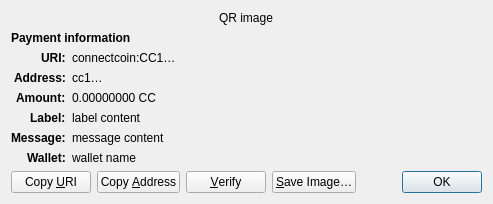
Qt form src/qt/forms/receiverequestdialog.ui (connectcoincrypto/connectcoin) before a commit.
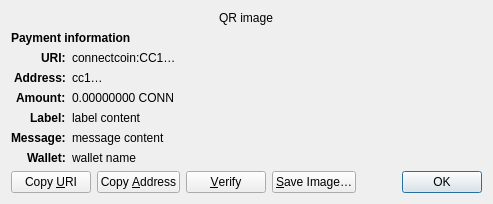
The same form after that commit. Custom widgets are drawn as their Qt base class.

Commit message: Rename ConnectCoin currency ticker from CC to CONN

```diff
--- a/src/qt/forms/receiverequestdialog.ui
+++ b/src/qt/forms/receiverequestdialog.ui
@@ -126,7 +126,7 @@
    <item row="4" column="1" alignment="Qt::AlignTop">
     <widget class="QLabel" name="amount_content">
      <property name="text">
-      <string notr="true">0.00000000 CC</string>
+      <string notr="true">0.00000000 CONN</string>
      </property>
      <property name="textFormat">
       <enum>Qt::PlainText</enum>
```
The commit also changes 60 other files.
